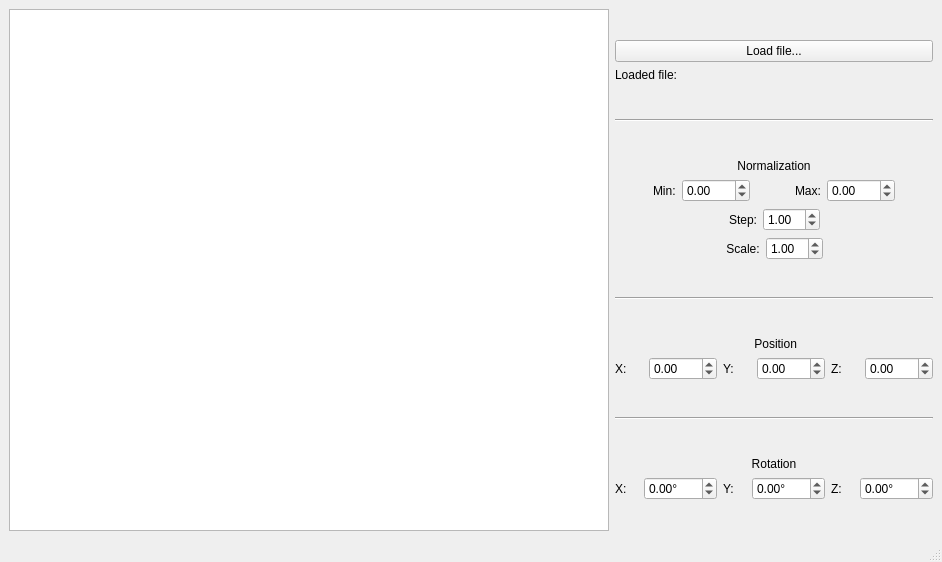
Before: the Qt Designer form OP/Lab4_SurfaceViewer/mainwindow.ui in SharkyJunior/2nd-Semester-Projects, drawn with Qt 5.
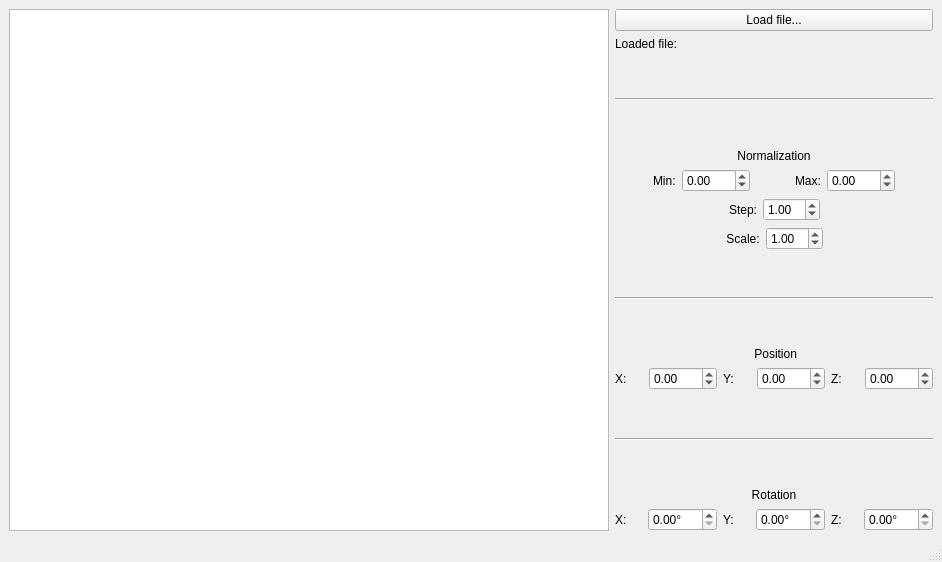
After: the same form once the commit is applied. Custom widgets are drawn as their Qt base class.

What changed in the file:
```diff
--- a/OP/Lab4_SurfaceViewer/mainwindow.ui
+++ b/OP/Lab4_SurfaceViewer/mainwindow.ui
@@ -33,19 +33,9 @@
     </item>
     <item>
      <layout class="QVBoxLayout" name="verticalLayout">
-      <item>
-       <spacer name="verticalSpacer_7">
-        <property name="orientation">
-         <enum>Qt::Orientation::Vertical</enum>
-        </property>
-        <property name="sizeHint" stdset="0">
-         <size>
-          <width>20</width>
-          <height>40</height>
-         </size>
-        </property>
-       </spacer>
-      </item>
+      <property name="sizeConstraint">
+       <enum>QLayout::SizeConstraint::SetMaximumSize</enum>
+      </property>
       <item>
        <widget class="QPushButton" name="loadFileButton">
         <property name="text">
@@ -435,10 +425,10 @@
              <string>°</string>
             </property>
             <property name="minimum">
-             <double>-180.000000000000000</double>
+             <double>0.000000000000000</double>
             </property>
             <property name="maximum">
-             <double>180.000000000000000</double>
+             <double>360.000000000000000</double>
             </property>
            </widget>
           </item>
@@ -455,10 +445,10 @@
              <string>°</string>
             </property>
             <property name="minimum">
-             <double>-180.000000000000000</double>
+             <double>0.000000000000000</double>
             </property>
             <property name="maximum">
-             <double>180.000000000000000</double>
+             <double>360.000000000000000</double>
             </property>
            </widget>
           </item>
@@ -475,28 +465,15 @@
              <string>°</string>
             </property>
             <property name="minimum">
-             <double>-180.000000000000000</double>
+             <double>0.000000000000000</double>
             </property>
             <property name="maximum">
-             <double>180.000000000000000</double>
+             <double>360.000000000000000</double>
             </property>
            </widget>
           </item>
          </layout>
         </item>
-        <item>
-         <spacer name="verticalSpacer_8">
-          <property name="orientation">
-           <enum>Qt::Orientation::Vertical</enum>
-          </property>
-          <property name="sizeHint" stdset="0">
-           <size>
-            <width>20</width>
-            <height>40</height>
-           </size>
-          </property>
-         </spacer>
-        </item>
        </layout>
       </item>
      </layout>
```
Left out of the diff: 2 changed lines with no effect on the pictures.
